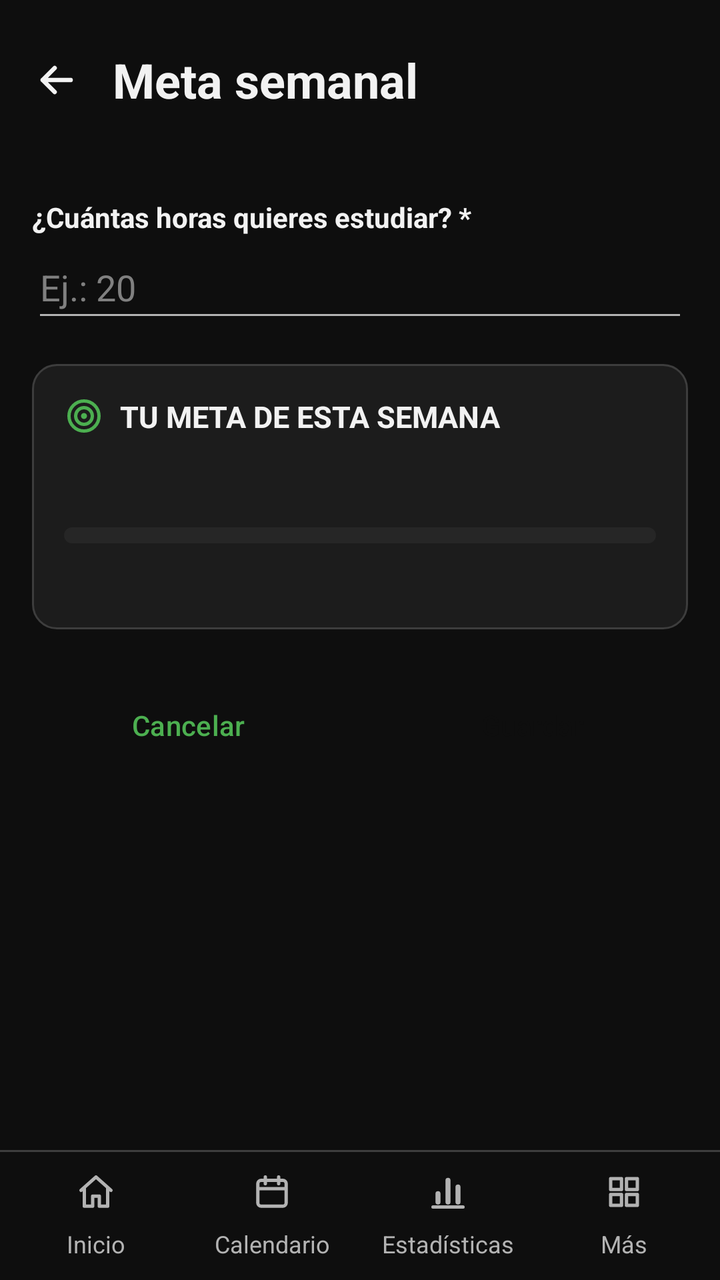
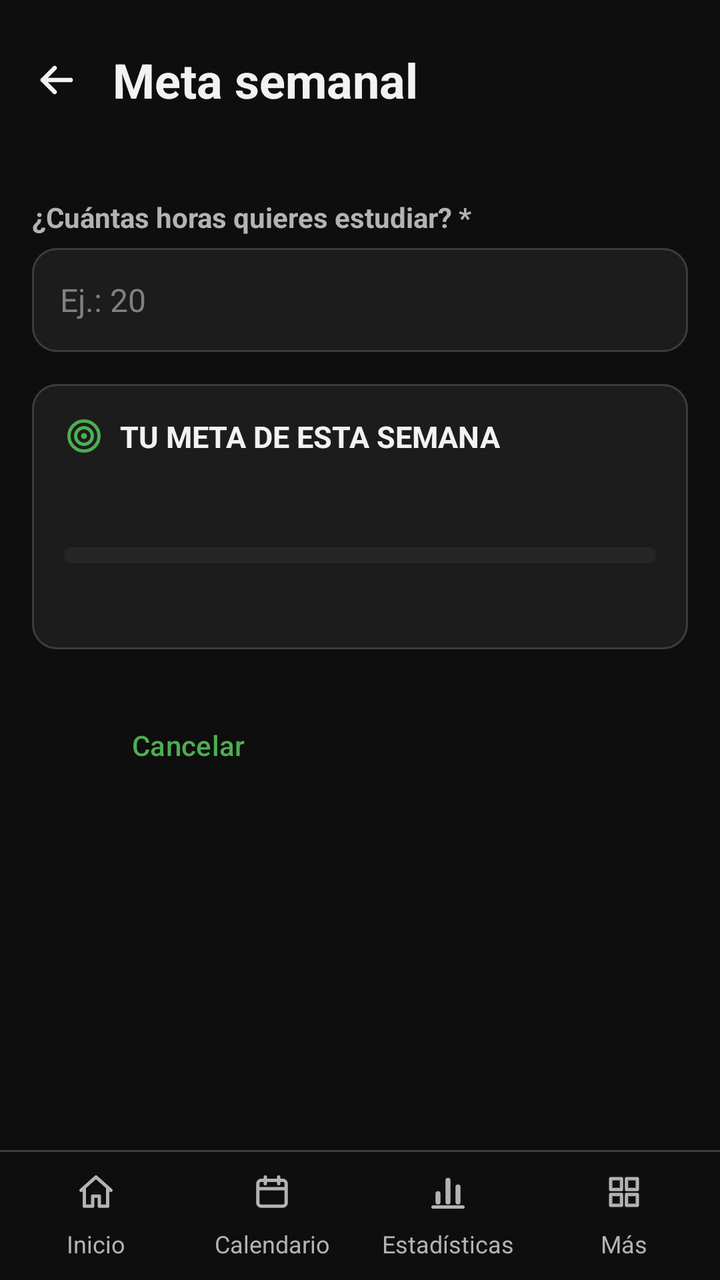

The first picture is an Android layout as it rendered before a commit; the second is the same layout after the commit. The layout source and the unified diff follow.
<!-- AndroidManifest.xml: application theme Theme.AgendaPersonal -->
<!-- res/layout/activity_meta.xml -->
<?xml version="1.0" encoding="utf-8"?>
<LinearLayout xmlns:android="http://schemas.android.com/apk/res/android"
    xmlns:tools="http://schemas.android.com/tools"
    android:id="@+id/main"
    android:layout_width="match_parent"
    android:layout_height="match_parent"
    android:orientation="vertical"
    tools:context=".vista.MetaActivity">

    
    <ScrollView
        android:layout_width="match_parent"
        android:layout_height="0dp"
        android:layout_weight="1">

        <LinearLayout
            android:layout_width="match_parent"
            android:layout_height="wrap_content"
            android:orientation="vertical"
            android:padding="16dp">

            
            <LinearLayout
                android:layout_width="match_parent"
                android:layout_height="wrap_content"
                android:layout_marginStart="-12dp"
                android:gravity="center_vertical"
                android:orientation="horizontal">

                <include layout="@layout/boton_volver" />

                <TextView
                    android:layout_width="0dp"
                    android:layout_height="wrap_content"
                    android:layout_weight="1"
                    android:text="@string/titulo_meta"
                    android:textSize="24sp"
                    android:textStyle="bold" />
            </LinearLayout>

            
            <TextView
                android:id="@+id/tvSemana"
                android:layout_width="match_parent"
                android:layout_height="wrap_content"
                android:layout_marginBottom="16dp"
                android:textSize="14sp" />

            
            <TextView
                android:layout_width="wrap_content"
                android:layout_height="wrap_content"
                android:text="@string/etiqueta_horas"
                android:textStyle="bold" />

            <EditText
                android:id="@+id/etHoras"
                android:layout_width="match_parent"
                android:layout_height="wrap_content"
                android:layout_marginBottom="16dp"
                android:hint="@string/pista_horas"
                android:importantForAutofill="no"
                android:inputType="number"
                android:maxLength="3"
                android:minHeight="48dp" />

            
            <include layout="@layout/tarjeta_meta" />

            
            <LinearLayout
                android:layout_width="match_parent"
                android:layout_height="wrap_content"
                android:layout_marginTop="24dp"
                android:orientation="horizontal">

                <Button
                    android:id="@+id/btnCancelar"
                    style="@style/BotonSecundario"
                    android:layout_width="0dp"
                    android:layout_height="wrap_content"
                    android:layout_marginEnd="8dp"
                    android:layout_weight="1"
                    android:minHeight="48dp"
                    android:text="@string/btn_cancelar" />

                <Button
                    android:id="@+id/btnGuardar"
                    style="@style/BotonPrincipal"
                    android:layout_width="0dp"
                    android:layout_height="wrap_content"
                    android:layout_marginStart="8dp"
                    android:layout_weight="1"
                    android:minHeight="48dp"
                    android:text="@string/btn_guardar" />
            </LinearLayout>
        </LinearLayout>
    </ScrollView>

    
    <include layout="@layout/menu_inferior" />
</LinearLayout>
<!-- res/layout/boton_volver.xml (included above) -->
<?xml version="1.0" encoding="utf-8"?>
<ImageButton xmlns:android="http://schemas.android.com/apk/res/android"
    android:id="@+id/btnVolver"
    android:layout_width="48dp"
    android:layout_height="48dp"
    android:layout_marginEnd="4dp"
    android:background="?attr/selectableItemBackgroundBorderless"
    android:contentDescription="@string/volver"
    android:src="@drawable/ic_flecha_atras" />
<!-- res/layout/tarjeta_meta.xml (included above) -->
<?xml version="1.0" encoding="utf-8"?>
<LinearLayout xmlns:android="http://schemas.android.com/apk/res/android"
    android:id="@+id/tarjetaMeta"
    android:layout_width="match_parent"
    android:layout_height="wrap_content"
    android:background="@drawable/fondo_tarjeta"
    android:orientation="vertical"
    android:padding="16dp">

    
    <TextView
        android:id="@+id/tvTituloMeta"
        style="@style/TituloTarjeta"
        android:drawableStart="@drawable/ic_diana"
        android:text="@string/titulo_meta_semana" />

    
    <TextView
        android:id="@+id/tvProgreso"
        android:layout_width="match_parent"
        android:layout_height="wrap_content"
        android:textColor="@color/texto"
        android:textSize="28sp"
        android:textStyle="bold" />

    
    <ProgressBar
        android:id="@+id/pbMeta"
        style="?android:attr/progressBarStyleHorizontal"
        android:layout_width="match_parent"
        android:layout_height="8dp"
        android:layout_marginVertical="8dp"
        android:max="100"
        android:maxHeight="8dp"
        android:minHeight="8dp"
        android:progressDrawable="@drawable/barra_progreso" />

    
    <TextView
        android:id="@+id/tvMensajeMeta"
        android:layout_width="match_parent"
        android:layout_height="wrap_content"
        android:textSize="14sp" />
</LinearLayout>
<!-- res/layout/menu_inferior.xml (included above) -->
<?xml version="1.0" encoding="utf-8"?>
<LinearLayout xmlns:android="http://schemas.android.com/apk/res/android"
    android:layout_width="match_parent"
    android:layout_height="wrap_content"
    android:orientation="vertical">

    
    <View
        android:layout_width="match_parent"
        android:layout_height="1dp"
        android:background="@color/menu_linea" />

    
    <LinearLayout
        android:layout_width="match_parent"
        android:layout_height="wrap_content"
        android:orientation="horizontal"
        android:padding="4dp">

        <TextView
            android:id="@+id/menuInicio"
            style="@style/BotonMenu"
            android:drawableTop="@drawable/ic_casa"
            android:text="@string/menu_inicio" />

        <TextView
            android:id="@+id/menuCalendario"
            style="@style/BotonMenu"
            android:drawableTop="@drawable/ic_calendario"
            android:text="@string/menu_calendario" />

        <TextView
            android:id="@+id/menuEstadisticas"
            style="@style/BotonMenu"
            android:drawableTop="@drawable/ic_grafico"
            android:text="@string/menu_estadisticas" />

        
        <TextView
            android:id="@+id/menuMas"
            style="@style/BotonMenu"
            android:drawableTop="@drawable/ic_cuadricula"
            android:text="@string/menu_mas" />
    </LinearLayout>
</LinearLayout>
<!-- resources referenced by this layout -->
<resources>
  <color name="menu_linea">@color/borde</color>
  <color name="texto">#FFF2F2F2</color>
  <!-- drawable fondo_tarjeta (drawable) -->
  <?xml version="1.0" encoding="utf-8"?>
  <shape xmlns:android="http://schemas.android.com/apk/res/android"
      android:shape="rectangle">
      <corners android:radius="12dp" />
      <solid android:color="@color/tarjeta" />
      <stroke
          android:width="1dp"
          android:color="@color/borde" />
  </shape>
  <string name="btn_cancelar">Cancelar</string>
  <string name="btn_guardar">Guardar</string>
  <string name="etiqueta_horas">¿Cuántas horas quieres estudiar? *</string>
  <string name="menu_calendario">Calendario</string>
  <string name="menu_estadisticas">Estadísticas</string>
  <string name="menu_inicio">Inicio</string>
  <string name="menu_mas">Más</string>
  <string name="pista_horas">Ej.: 20</string>
  <string name="titulo_meta">Meta semanal</string>
  <string name="titulo_meta_semana">TU META DE ESTA SEMANA</string>
  <string name="volver">Volver</string>
  <style name="BotonPrincipal" parent="Widget.Material3.Button">
          <item name="android:minHeight">48dp</item>
          <item name="backgroundTint">@color/verde</item>
          <item name="android:textColor">@color/texto_sobre_verde</item>
      </style>
  <style name="BotonSecundario" parent="Widget.Material3.Button.OutlinedButton">
          <item name="android:minHeight">48dp</item>
          <item name="strokeColor">@color/verde</item>
          <item name="android:textColor">@color/verde</item>
      </style>
  <style name="Theme.AgendaPersonal" parent="Base.Theme.AgendaPersonal" />
  <color name="borde">#FF3D3D3D</color>
  <color name="tarjeta_alta">#FF262626</color>
  <color name="verde">#FF4CAF50</color>
  <color name="tarjeta">#FF1C1C1C</color>
  <color name="texto_sobre_verde">#FF0E0E0E</color>
  <color name="verde_oscuro">#FF2E7D32</color>
  <color name="fondo">#FF0E0E0E</color>
  <color name="texto_secundario">#FFB3B3B3</color>
  <color name="texto_pista">#FF808080</color>
  <!-- unchanged entries left out for length: 10 -->
</resources>

<!-- the commit's change to res/layout/activity_meta.xml (unified diff, before → after) -->
@@ -51,18 +51,19 @@
                 android:layout_width="wrap_content"
                 android:layout_height="wrap_content"
                 android:text="@string/etiqueta_horas"
+                style="@style/EtiquetaCampo"
                 android:textStyle="bold" />
 
             <EditText
                 android:id="@+id/etHoras"
+                style="@style/CajaCampo"
                 android:layout_width="match_parent"
                 android:layout_height="wrap_content"
                 android:layout_marginBottom="16dp"
                 android:hint="@string/pista_horas"
                 android:importantForAutofill="no"
                 android:inputType="number"
-                android:maxLength="3"
-                android:minHeight="48dp" />
+                android:maxLength="3" />
 
             
             <include layout="@layout/tarjeta_meta" />
<!-- resource entries referenced after the edit -->
@@ -33,12 +33,53 @@
           <item name="strokeColor">@color/verde</item>
           <item name="android:textColor">@color/verde</item>
       </style>
+  <style name="CajaCampo">
+          <item name="android:layout_width">match_parent</item>
+          <item name="android:layout_height">wrap_content</item>
+          <item name="android:background">@drawable/caja_campo</item>
+          <item name="android:drawablePadding">12dp</item>
+          <item name="android:minHeight">52dp</item>
+          <item name="android:paddingHorizontal">14dp</item>
+          <item name="android:paddingVertical">12dp</item>
+          <item name="android:textColor">@color/texto</item>
+          <item name="android:textSize">16sp</item>
+      </style>
+  <style name="EtiquetaCampo">
+          <item name="android:layout_width">wrap_content</item>
+          <item name="android:layout_height">wrap_content</item>
+          <item name="android:layout_marginBottom">6dp</item>
+          <item name="android:textColor">@color/texto_secundario</item>
+          <item name="android:textSize">14sp</item>
+          <item name="android:textStyle">bold</item>
+      </style>
   <style name="Theme.AgendaPersonal" parent="Base.Theme.AgendaPersonal" />
   <color name="borde">#FF3D3D3D</color>
   <color name="tarjeta_alta">#FF262626</color>
   <color name="verde">#FF4CAF50</color>
   <color name="tarjeta">#FF1C1C1C</color>
   <color name="texto_sobre_verde">#FF0E0E0E</color>
+  <!-- drawable caja_campo (drawable) -->
+  <?xml version="1.0" encoding="utf-8"?>
+  <selector xmlns:android="http://schemas.android.com/apk/res/android">
+      <item android:state_focused="true">
+          <shape android:shape="rectangle">
+              <corners android:radius="12dp" />
+              <solid android:color="@color/tarjeta" />
+              <stroke
+                  android:width="2dp"
+                  android:color="@color/verde" />
+          </shape>
+      </item>
+      <item>
+          <shape android:shape="rectangle">
+              <corners android:radius="12dp" />
+              <solid android:color="@color/tarjeta" />
+              <stroke
+                  android:width="1dp"
+                  android:color="@color/borde" />
+          </shape>
+      </item>
+  </selector>
   <color name="verde_oscuro">#FF2E7D32</color>
   <color name="fondo">#FF0E0E0E</color>
   <color name="texto_secundario">#FFB3B3B3</color>
